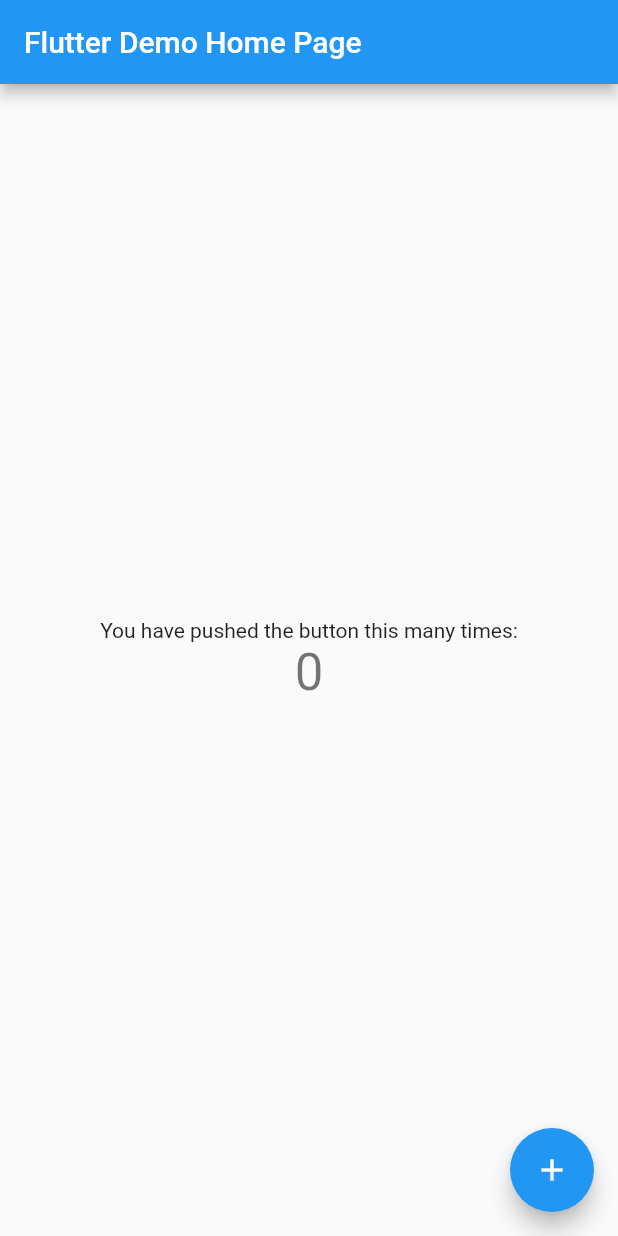
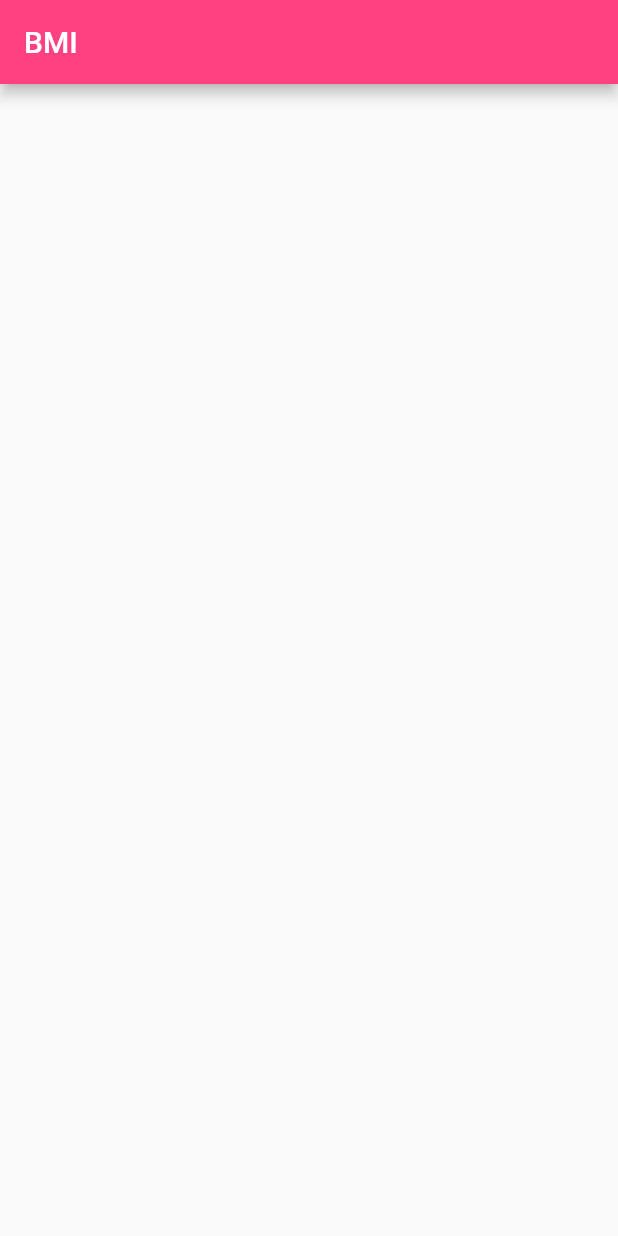
Before and after one commit to fiixed/BMI-Calculator, a Flutter app: the screen it shows after launch, on a phone screen of 412 x 824 dp. Run offline on Flutter 3.47's test engine with Material 2 defaults, Android fonts, the phone set to English and light mode, and no system bars.

Commit message:
boilerplate code added

```diff
--- a/lib/main.dart
+++ b/lib/main.dart
@@ -1,111 +1,4 @@
+import 'package:bmi_calculator/ui/bmi.dart';
 import 'package:flutter/material.dart';
 
-void main() => runApp(MyApp());
-
-class MyApp extends StatelessWidget {
-  // This widget is the root of your application.
-  @override
-  Widget build(BuildContext context) {
-    return MaterialApp(
-      title: 'Flutter Demo',
-      theme: ThemeData(
-        // This is the theme of your application.
-        //
-        // Try running your application with "flutter run". You'll see the
-        // application has a blue toolbar. Then, without quitting the app, try
-        // changing the primarySwatch below to Colors.green and then invoke
-        // "hot reload" (press "r" in the console where you ran "flutter run",
-        // or simply save your changes to "hot reload" in a Flutter IDE).
-        // Notice that the counter didn't reset back to zero; the application
-        // is not restarted.
-        primarySwatch: Colors.blue,
-      ),
-      home: MyHomePage(title: 'Flutter Demo Home Page'),
-    );
-  }
-}
-
-class MyHomePage extends StatefulWidget {
-  MyHomePage({Key key, this.title}) : super(key: key);
-
-  // This widget is the home page of your application. It is stateful, meaning
-  // that it has a State object (defined below) that contains fields that affect
-  // how it looks.
-
-  // This class is the configuration for the state. It holds the values (in this
-  // case the title) provided by the parent (in this case the App widget) and
-  // used by the build method of the State. Fields in a Widget subclass are
-  // always marked "final".
-
-  final String title;
-
-  @override
-  _MyHomePageState createState() => _MyHomePageState();
-}
-
-class _MyHomePageState extends State<MyHomePage> {
-  int _counter = 0;
-
-  void _incrementCounter() {
-    setState(() {
-      // This call to setState tells the Flutter framework that something has
-      // changed in this State, which causes it to rerun the build method below
-      // so that the display can reflect the updated values. If we changed
-      // _counter without calling setState(), then the build method would not be
-      // called again, and so nothing would appear to happen.
-      _counter++;
-    });
-  }
-
-  @override
-  Widget build(BuildContext context) {
-    // This method is rerun every time setState is called, for instance as done
-    // by the _incrementCounter method above.
-    //
-    // The Flutter framework has been optimized to make rerunning build methods
-    // fast, so that you can just rebuild anything that needs updating rather
-    // than having to individually change instances of widgets.
-    return Scaffold(
-      appBar: AppBar(
-        // Here we take the value from the MyHomePage object that was created by
-        // the App.build method, and use it to set our appbar title.
-        title: Text(widget.title),
-      ),
-      body: Center(
-        // Center is a layout widget. It takes a single child and positions it
-        // in the middle of the parent.
-        child: Column(
-          // Column is also layout widget. It takes a list of children and
-          // arranges them vertically. By default, it sizes itself to fit its
-          // children horizontally, and tries to be as tall as its parent.
-          //
-          // Invoke "debug painting" (press "p" in the console, choose the
-          // "Toggle Debug Paint" action from the Flutter Inspector in Android
-          // Studio, or the "Toggle Debug Paint" command in Visual Studio Code)
-          // to see the wireframe for each widget.
-          //
-          // Column has various properties to control how it sizes itself and
-          // how it positions its children. Here we use mainAxisAlignment to
-          // center the children vertically; the main axis here is the vertical
-          // axis because Columns are vertical (the cross axis would be
-          // horizontal).
-          mainAxisAlignment: MainAxisAlignment.center,
-          children: <Widget>[
-            Text(
-              'You have pushed the button this many times:',
-            ),
-            Text(
-              '$_counter',
-              style: Theme.of(context).textTheme.display1,
-            ),
-          ],
-        ),
-      ),
-      floatingActionButton: FloatingActionButton(
-        onPressed: _incrementCounter,
-        tooltip: 'Increment',
-        child: Icon(Icons.add),
-      ), // This trailing comma makes auto-formatting nicer for build methods.
-    );
-  }
-}
+void main() => runApp(BMI());
--- /dev/null
+++ b/lib/ui/bmi.dart
@@ -0,0 +1,22 @@
+import 'package:flutter/material.dart';
+
+class BMI extends StatefulWidget {
+  @override
+  State<StatefulWidget> createState() {
+    return BMIState();
+  }
+}
+
+class BMIState extends State<BMI> {
+  @override
+  Widget build(BuildContext context) {
+    return MaterialApp(
+      home: Scaffold(
+        appBar: AppBar(
+          title: Text('BMI'),
+          backgroundColor: Colors.pinkAccent,
+        ),
+      ),
+    );
+  }
+}
--- a/pubspec.yaml
+++ b/pubspec.yaml
@@ -37,8 +37,8 @@ flutter:
   uses-material-design: true
 
   # To add assets to your application, add an assets section, like this:
-  # assets:
-  #  - images/a_dot_burr.jpeg
+  assets:
+    - images/bmilogo.png
   #  - images/a_dot_ham.jpeg
 
   # An image asset can refer to one or more resolution-specific "variants", see
```
Also changed, not shown: images/bmilogo.png (added), 1 other file.
